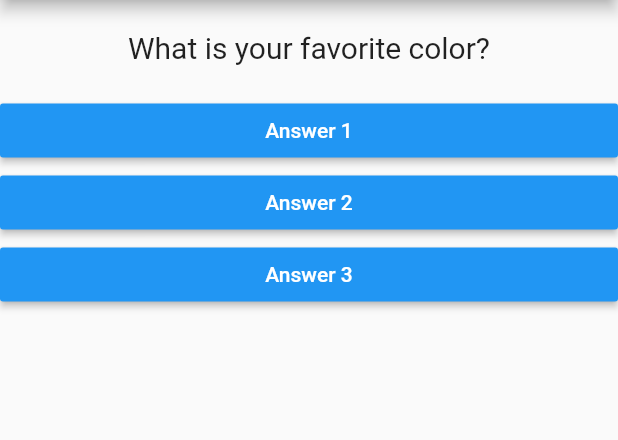
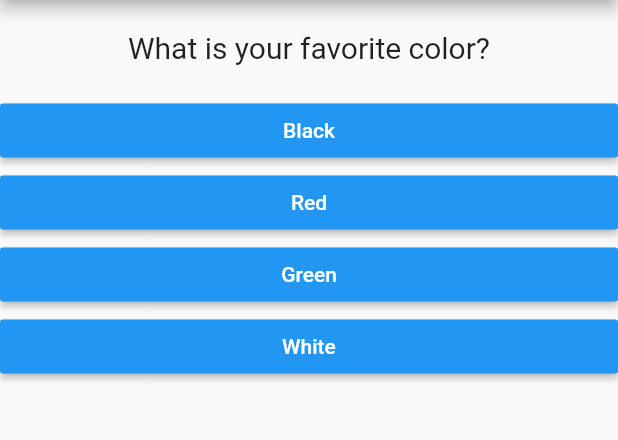
Before and after one commit to andre-pelisoli/quiz_project, a Flutter app: the screen it shows after launch, on a phone screen of 412 x 824 dp, the part 84-524 px from its top. Run offline on Flutter 3.47's test engine with Material 2 defaults, Android fonts, the phone set to English and light mode, and no system bars.

Commit message:
Separating app in small components

```diff
--- a/lib/main.dart
+++ b/lib/main.dart
@@ -1,41 +1,70 @@
 import 'package:flutter/material.dart';
 import 'package:flutter/widgets.dart';
-import 'package:quiz_project/answer.dart';
-import 'package:quiz_project/question.dart';
+import 'package:quiz_project/quiz.dart';
+import 'package:quiz_project/result.dart';
 
 main() => runApp(QuizApp());
 
 class _QuizAppState extends State<QuizApp> {
   var _selectedAnswer = 0;
+  var _finalScore = 0;
+  final _questions = const [
+    {
+      'text': 'What is your favorite color?',
+      'answers': [
+        {'text': 'Black', 'score': 10},
+        {'text': 'Red', 'score': 5},
+        {'text': 'Green', 'score': 3},
+        {'text': 'White', 'score': 1},
+      ]
+    },
+    {
+      'text': 'What is your favorite animal?',
+      'answers': [
+        {'text': 'Dog', 'score': 10},
+        {'text': 'Frog', 'score': 4},
+        {'text': 'Cat', 'score': 2},
+        {'text': 'Lion', 'score': 9},
+      ]
+    }
+  ];
 
-  void _answer() {
+  void _answer(int score) {
+    if (hasSelectedQuestion) {
+      setState(() {
+        _selectedAnswer++;
+        _finalScore += score;
+      });
+    }
+    print(_selectedAnswer);
+  }
+
+  void _restartQuiz() {
     setState(() {
-      _selectedAnswer++;
+      _selectedAnswer = 0;
+      _finalScore = 0;
     });
-    print(_selectedAnswer);
+  }
+
+  bool get hasSelectedQuestion {
+    return _selectedAnswer < _questions.length;
   }
 
   @override
   Widget build(BuildContext context) {
-    final questions = [
-      'What is your favorite color?',
-      'What is your favorite animal?',
-    ];
-
     return MaterialApp(
         home: Scaffold(
       appBar: AppBar(
         title: Text('Quiz App'),
         centerTitle: true,
       ),
-      body: Column(
-        children: <Widget>[
-          Question(questions[_selectedAnswer]),
-          Answer('Answer 1', _answer),
-          Answer('Answer 2', _answer),
-          Answer('Answer 3', _answer)
-        ],
-      ),
+      body: hasSelectedQuestion
+          ? Quiz(
+              questions: _questions,
+              selectedAnswer: _selectedAnswer,
+              answer: _answer,
+            )
+          : Result(_finalScore, _restartQuiz),
     ));
   }
 }
--- /dev/null
+++ b/lib/quiz.dart
@@ -0,0 +1,32 @@
+import 'package:flutter/cupertino.dart';
+import 'package:quiz_project/question.dart';
+
+import 'answer.dart';
+
+class Quiz extends StatelessWidget {
+  final List<Map<String, Object>> questions;
+  final int selectedAnswer;
+  final void Function(int) answer;
+
+  Quiz(
+      {@required this.questions,
+      @required this.selectedAnswer,
+      @required this.answer});
+
+  bool get hasSelectedQuestion {
+    return selectedAnswer < questions.length;
+  }
+
+  @override
+  Widget build(BuildContext context) {
+    List<Map<String, Object>> answers =
+        hasSelectedQuestion ? questions[selectedAnswer]['answers'] : null;
+
+    return Column(children: <Widget>[
+      Question(questions[selectedAnswer]['text']),
+      ...answers
+          .map((ans) => Answer(ans['text'], () => answer(ans['score'])))
+          .toList(),
+    ]);
+  }
+}
```
Also changed, not shown: lib/result.dart (added, +38 -0 lines), pubspec.lock.
